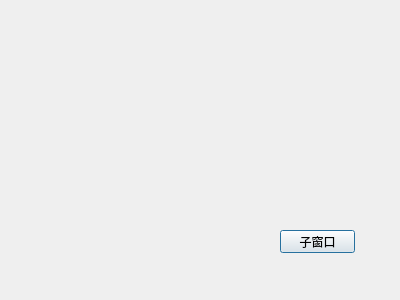
The window that MFC/MFC-PC-release/src/UIOther.ui (erisir/SandBox) describes before a commit, drawn with Qt 5.
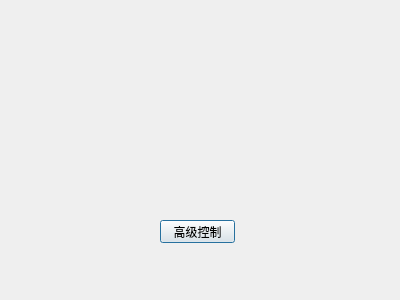
The same window after the commit.

```diff
--- a/MFC/MFC-PC-release/src/UIOther.ui
+++ b/MFC/MFC-PC-release/src/UIOther.ui
@@ -16,14 +16,14 @@
   <widget class="QPushButton" name="pushButton">
    <property name="geometry">
     <rect>
-     <x>280</x>
-     <y>230</y>
+     <x>160</x>
+     <y>220</y>
      <width>75</width>
      <height>23</height>
     </rect>
    </property>
    <property name="text">
-    <string>子窗口</string>
+    <string>高级控制</string>
    </property>
   </widget>
  </widget>
```
Left out of the diff: 2 changed lines with no effect on the pictures.
